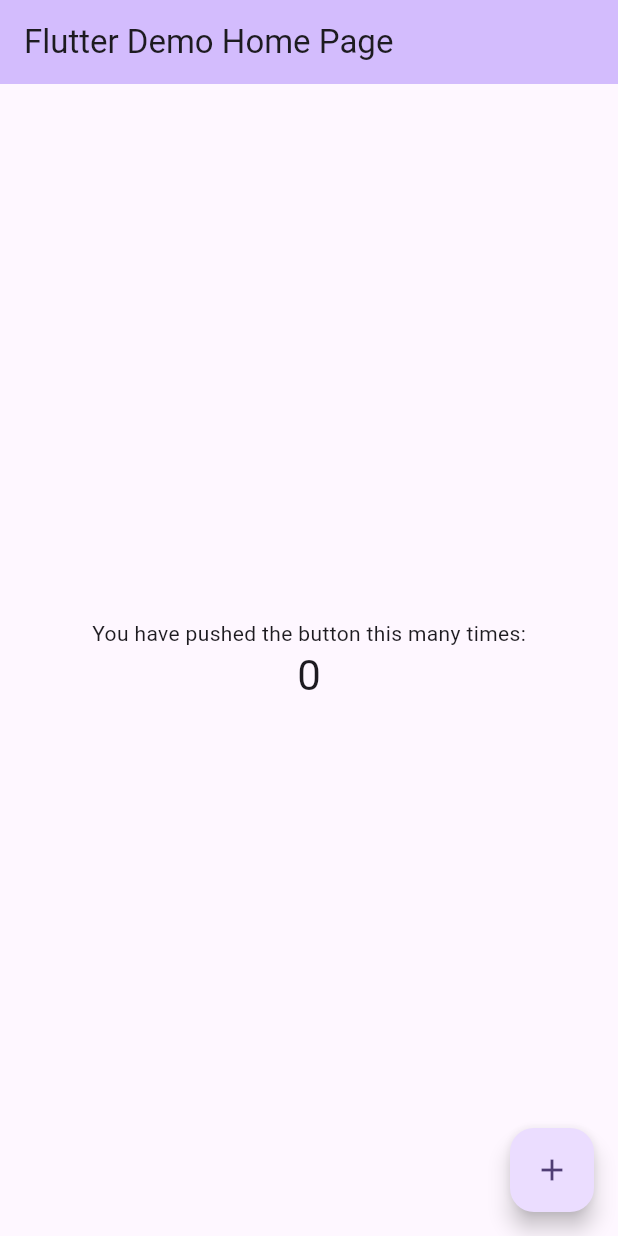
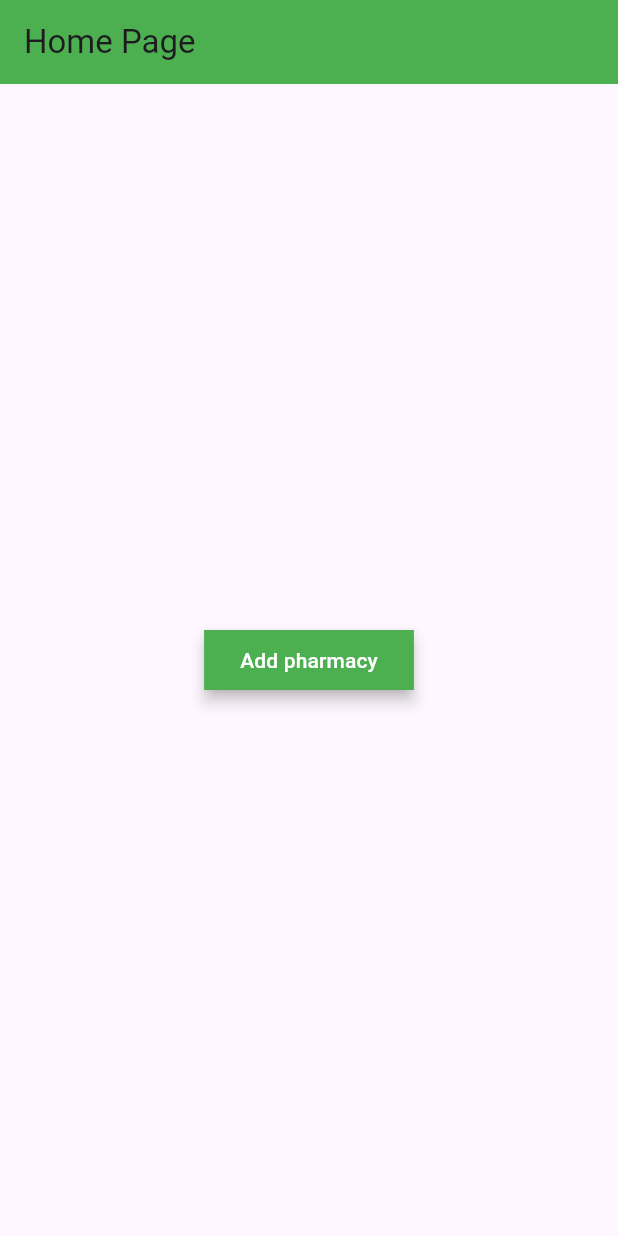
Before and after one commit to Marwadnz4/dashboard, a Flutter app: the screen it shows after launch, on a phone screen of 412 x 824 dp. Run offline on Flutter 3.47's test engine with Material 3 defaults, Android fonts, the phone set to English and light mode, and no system bars; our stand-ins replace dotted_border, firebase_core; missing offline and left inert: image_picker_web; accounts and stored records are empty; statements that could not run were skipped.

Commit message:
create add pharmacy screen

```diff
--- /dev/null
+++ b/lib/controllers/add_pharmacy.dart
@@ -0,0 +1,3 @@
+class AddPharmacy {
+
+}
--- a/lib/main.dart
+++ b/lib/main.dart
@@ -1,131 +1,27 @@
+import 'package:dashboad/views/home/home_screen.dart';
+import 'package:firebase_core/firebase_core.dart';
 import 'package:flutter/material.dart';
-import 'package:firebase_core/firebase_core.dart';
+
 import 'firebase_options.dart';
 
-
-void main() {
+void main() async {
   await Firebase.initializeApp(
     options: DefaultFirebaseOptions.currentPlatform,
-);
+  );
   runApp(const MyApp());
 }
 
 class MyApp extends StatelessWidget {
   const MyApp({super.key});
-
-  // This widget is the root of your application.
   @override
   Widget build(BuildContext context) {
     return MaterialApp(
-      title: 'Flutter Demo',
+      title: 'Dashboard',
       theme: ThemeData(
-        // This is the theme of your application.
-        //
-        // TRY THIS: Try running your application with "flutter run". You'll see
-        // the application has a purple toolbar. Then, without quitting the app,
-        // try changing the seedColor in the colorScheme below to Colors.green
-        // and then invoke "hot reload" (save your changes or press the "hot
-        // reload" button in a Flutter-supported IDE, or press "r" if you used
-        // the command line to start the app).
-        //
-        // Notice that the counter didn't reset back to zero; the application
-        // state is not lost during the reload. To reset the state, use hot
-        // restart instead.
-        //
-        // This works for code too, not just values: Most code changes can be
-        // tested with just a hot reload.
         colorScheme: ColorScheme.fromSeed(seedColor: Colors.deepPurple),
         useMaterial3: true,
       ),
-      home: const MyHomePage(title: 'Flutter Demo Home Page'),
+      home: const HomeScreen(),
     );
   }
 }
-
-class MyHomePage extends StatefulWidget {
-  const MyHomePage({super.key, required this.title});
-
-  // This widget is the home page of your application. It is stateful, meaning
-  // that it has a State object (defined below) that contains fields that affect
-  // how it looks.
-
-  // This class is the configuration for the state. It holds the values (in this
-  // case the title) provided by the parent (in this case the App widget) and
-  // used by the build method of the State. Fields in a Widget subclass are
-  // always marked "final".
-
-  final String title;
-
-  @override
-  State<MyHomePage> createState() => _MyHomePageState();
-}
-
-class _MyHomePageState extends State<MyHomePage> {
-  int _counter = 0;
-
-  void _incrementCounter() {
-    setState(() {
-      // This call to setState tells the Flutter framework that something has
-      // changed in this State, which causes it to rerun the build method below
-      // so that the display can reflect the updated values. If we changed
-      // _counter without calling setState(), then the build method would not be
-      // called again, and so nothing would appear to happen.
-      _counter++;
-    });
-  }
-
-  @override
-  Widget build(BuildContext context) {
-    // This method is rerun every time setState is called, for instance as done
-    // by the _incrementCounter method above.
-    //
-    // The Flutter framework has been optimized to make rerunning build methods
-    // fast, so that you can just rebuild anything that needs updating rather
-    // than having to individually change instances of widgets.
-    return Scaffold(
-      appBar: AppBar(
-        // TRY THIS: Try changing the color here to a specific color (to
-        // Colors.amber, perhaps?) and trigger a hot reload to see the AppBar
-        // change color while the other colors stay the same.
-        backgroundColor: Theme.of(context).colorScheme.inversePrimary,
-        // Here we take the value from the MyHomePage object that was created by
-        // the App.build method, and use it to set our appbar title.
-        title: Text(widget.title),
-      ),
-      body: Center(
-        // Center is a layout widget. It takes a single child and positions it
-        // in the middle of the parent.
-        child: Column(
-          // Column is also a layout widget. It takes a list of children and
-          // arranges them vertically. By default, it sizes itself to fit its
-          // children horizontally, and tries to be as tall as its parent.
-          //
-          // Column has various properties to control how it sizes itself and
-          // how it positions its children. Here we use mainAxisAlignment to
-          // center the children vertically; the main axis here is the vertical
-          // axis because Columns are vertical (the cross axis would be
-          // horizontal).
-          //
-          // TRY THIS: Invoke "debug painting" (choose the "Toggle Debug Paint"
-          // action in the IDE, or press "p" in the console), to see the
-          // wireframe for each widget.
-          mainAxisAlignment: MainAxisAlignment.center,
-          children: <Widget>[
-            const Text(
-              'You have pushed the button this many times:',
-            ),
-            Text(
-              '$_counter',
-              style: Theme.of(context).textTheme.headlineMedium,
-            ),
-          ],
-        ),
-      ),
-      floatingActionButton: FloatingActionButton(
-        onPressed: _incrementCounter,
-        tooltip: 'Increment',
-        child: const Icon(Icons.add),
-      ), // This trailing comma makes auto-formatting nicer for build methods.
-    );
-  }
-}
--- /dev/null
+++ b/lib/views/home/home_screen.dart
@@ -0,0 +1,36 @@
+import 'package:dashboad/views/category/add_pharmacy.dart';
+import 'package:dashboad/widgets/app_button.dart';
+import 'package:flutter/material.dart';
+
+class HomeScreen extends StatelessWidget {
+  const HomeScreen({super.key});
+
+  @override
+  Widget build(BuildContext context) {
+    return Scaffold(
+      appBar: AppBar(
+        title: const Text("Home Page"),
+        backgroundColor: Colors.green,
+      ),
+      body: SizedBox(
+        width: double.infinity,
+        child: Column(
+          mainAxisAlignment: MainAxisAlignment.center,
+          crossAxisAlignment: CrossAxisAlignment.center,
+          children: [
+            AppButton(
+              buttonText: "Add pharmacy",
+              onPressed: () {
+                Navigator.push(
+                    context,
+                    MaterialPageRoute(
+                      builder: (context) => const AddPharmacyScreen(),
+                    ));
+              },
+            ),
+          ],
+        ),
+      ),
+    );
+  }
+}
--- /dev/null
+++ b/lib/widgets/app_button.dart
@@ -0,0 +1,34 @@
+import 'package:flutter/material.dart';
+
+class AppButton extends StatelessWidget {
+  final String buttonText;
+  final VoidCallback onPressed;
+  final bool hasBorder;
+  final double? width;
+
+  const AppButton({
+    super.key,
+    required this.buttonText,
+    required this.onPressed,
+    this.hasBorder = false,
+    this.width,
+  });
+
+  @override
+  Widget build(BuildContext context) {
+    return ElevatedButton(
+      style: ElevatedButton.styleFrom(
+        backgroundColor: Colors.green,
+        shape: const RoundedRectangleBorder(),
+        elevation: 4,
+      ),
+      onPressed: onPressed,
+      child: Text(
+        buttonText,
+        style: const TextStyle(
+          color: Colors.white,
+        ),
+      ),
+    );
+  }
+}
--- a/pubspec.yaml
+++ b/pubspec.yaml
@@ -36,6 +36,8 @@ dependencies:
   # Use with the CupertinoIcons class for iOS style icons.
   cupertino_icons: ^1.0.8
   firebase_core: ^3.9.0
+  dotted_border: ^2.1.0
+  image_picker_web: ^4.0.0
 
 dev_dependencies:
   flutter_test:
```
Also changed, not shown: lib/views/category/add_pharmacy.dart (added, +50 -0 lines), lib/views/category/widgets/add_pharmacy_form.dart (added, +76 -0 lines), lib/widgets/app_text_form_field.dart (added, +87 -0 lines), lib/widgets/upload_image.dart (added, +90 -0 lines), pubspec.lock, 3 other files.
